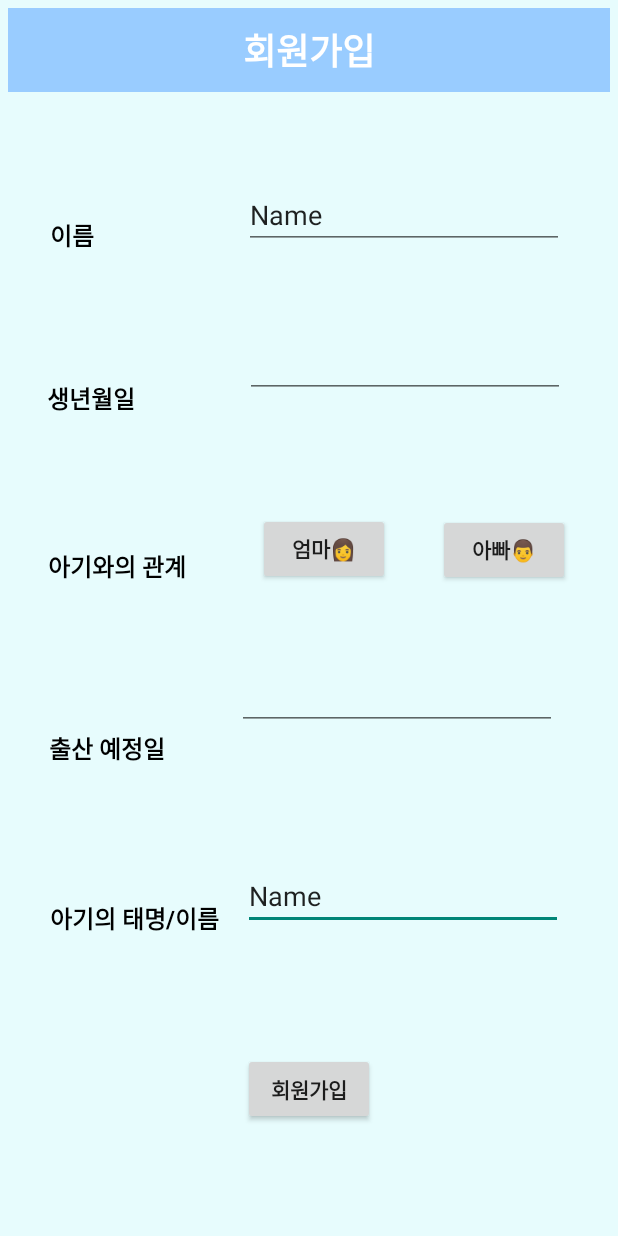
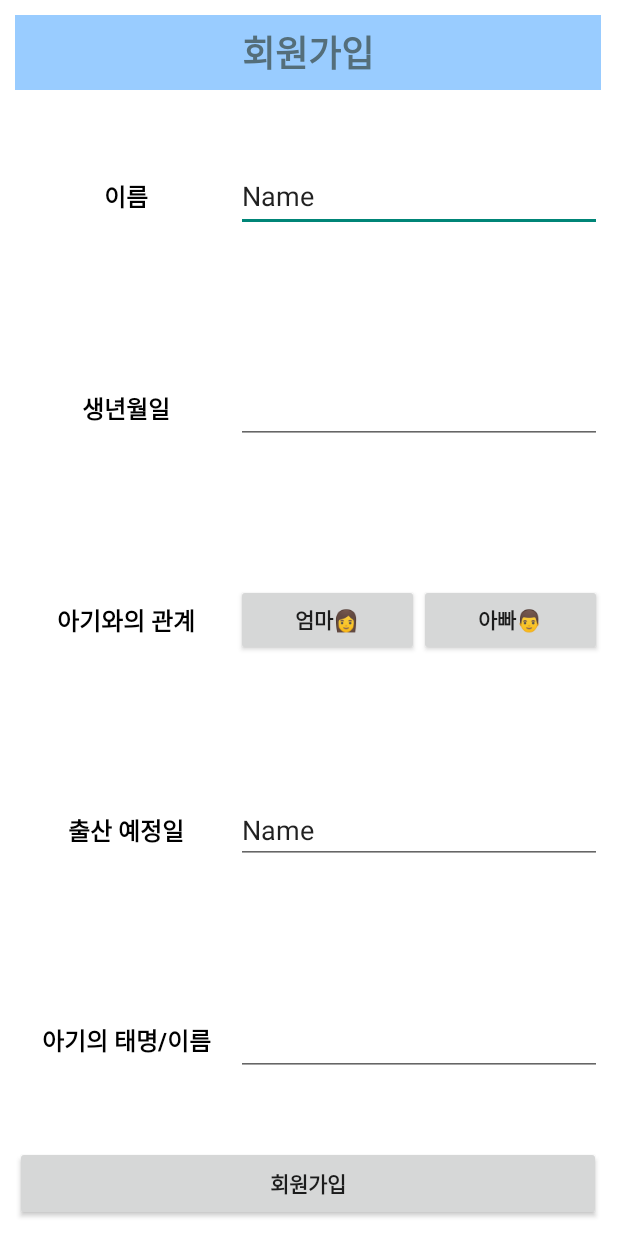
Before and after one commit to LeeSeunghyeeon/2021_IndustrialProject-2, an Android app: the layout activity_sing_up2.xml on its own in the app's theme, with its tools: preview values and no code run, on a phone screen of 412 x 824 dp. Run offline under Robolectric (Android 15) with nearby library versions, the phone set to English and light mode, and no system bars.

Commit message:
UI 오류 수정

```diff
--- a/app/src/main/AndroidManifest.xml
+++ b/app/src/main/AndroidManifest.xml
@@ -10,11 +10,11 @@
         android:supportsRtl="true"
         android:theme="@style/Theme.Welt">
         <activity
-            android:name=".SingUpActivity2"
+            android:name=".MainActivity"
             android:exported="true" />
 
         <activity
-            android:name=".MainActivity"
+            android:name=".SingUpActivity2"
             android:exported="true">
             <intent-filter>
                 <action android:name="android.intent.action.MAIN" />
--- a/app/src/main/java/com/example/welt/SingUpActivity2.kt
+++ b/app/src/main/java/com/example/welt/SingUpActivity2.kt
@@ -1,11 +1,26 @@
 package com.example.welt
 
+import android.content.Intent
 import androidx.appcompat.app.AppCompatActivity
 import android.os.Bundle
+import com.example.welt.databinding.ActivityMainBinding
+import com.example.welt.databinding.ActivitySingUp2Binding
 
 class SingUpActivity2 : AppCompatActivity() {
+    lateinit var binding: ActivitySingUp2Binding
+
     override fun onCreate(savedInstanceState: Bundle?) {
         super.onCreate(savedInstanceState)
-        setContentView(R.layout.activity_sing_up2)
+        binding = ActivitySingUp2Binding.inflate(layoutInflater)
+        setContentView(binding.root)
+
+        init()
+    }
+
+    private fun init(){
+       binding.button7.setOnClickListener({
+           val intent = Intent(this, MainActivity::class.java)
+           startActivity(intent)
+       })
     }
 }
--- a/app/src/main/res/layout/activity_sing_up2.xml
+++ b/app/src/main/res/layout/activity_sing_up2.xml
@@ -11,207 +11,191 @@
     <FrameLayout
         android:id="@+id/frameLayout"
         android:layout_width="match_parent"
-        android:layout_height="wrap_content"
-        app:layout_constraintEnd_toEndOf="parent"
-        app:layout_constraintStart_toStartOf="parent"
-        app:layout_constraintTop_toTopOf="parent"
-        tools:background="@color/white" />
+        android:layout_height="match_parent"
+        tools:background="@color/white"
+        tools:ignore="MissingConstraints">
+
+        <TableLayout
+            android:layout_width="match_parent"
+            android:layout_height="match_parent"
+            android:layout_margin="10dp"
+            android:orientation="vertical"
+            android:stretchColumns="*"
+            >
+
+            <TableRow
+                android:layout_width="match_parent"
+                android:layout_height="match_parent">
 
                 <TextView
                     android:id="@+id/textView4"
                     android:layout_width="match_parent"
-        android:layout_height="wrap_content"
-        android:layout_margin="5dp"
-        android:layout_marginEnd="4dp"
+                    android:layout_height="50dp"
+                    android:layout_span="3"
                     android:background="#99CCFF"
-        android:padding="10dp"
+                    android:gravity="center"
                     android:text="회원가입"
-        android:textAlignment="center"
-        android:textColor="#FFFFFF"
+                    android:textColor="#546E7A"
                     android:textSize="24sp"
-        android:textStyle="bold"
-        app:layout_constraintEnd_toEndOf="parent"
-        app:layout_constraintStart_toStartOf="parent"
-        app:layout_constraintTop_toTopOf="parent" />
+                    android:textStyle="bold" />
+            </TableRow>
 
+            <TableRow
+                android:layout_width="match_parent"
+                android:layout_height="0dp"
+                android:layout_weight="1"
+                android:gravity="center">
 
                 <TextView
                     android:id="@+id/textView5"
                     android:layout_width="wrap_content"
                     android:layout_height="wrap_content"
-        android:layout_marginStart="34dp"
-        android:layout_marginTop="75dp"
-        android:layout_marginEnd="100dp"
-        android:layout_marginBottom="77dp"
+                    android:gravity="center"
                     android:text="이름"
                     android:textColor="#000000"
                     android:textSize="16sp"
-        android:textStyle="bold"
-        app:layout_constraintBottom_toTopOf="@+id/textView6"
-        app:layout_constraintEnd_toStartOf="@+id/editTextTextPersonName3"
-        app:layout_constraintStart_toStartOf="parent"
-        app:layout_constraintTop_toBottomOf="@+id/textView4" />
+                    android:textStyle="bold" />
+
+                <EditText
+                    android:id="@+id/editTextTextPersonName3"
+                    android:layout_width="wrap_content"
+                    android:layout_height="wrap_content"
+                    android:layout_span="2"
+                    android:ems="10"
+                    android:inputType="textPersonName"
+                    android:minHeight="48dp"
+                    android:text="Name" />
+            </TableRow>
+
+            <TableRow
+                android:layout_width="match_parent"
+                android:layout_height="0dp"
+                android:layout_weight="1"
+                android:gravity="center">
+
+                <TextView
+                    android:id="@+id/textView6"
+                    android:layout_width="wrap_content"
+                    android:layout_height="wrap_content"
+                    android:gravity="center"
+                    android:text="생년월일"
+                    android:textColor="#000000"
+                    android:textSize="16sp"
+                    android:textStyle="bold" />
+
+                <EditText
+                    android:id="@+id/editTextDate3"
+                    android:layout_width="wrap_content"
+                    android:layout_height="wrap_content"
+                    android:layout_span="2"
+                    android:ems="10"
+                    android:inputType="date"
+                    android:minHeight="48dp"
+                    tools:ignore="SpeakableTextPresentCheck" />
+            </TableRow>
+
+            <TableRow
+                android:layout_width="match_parent"
+                android:layout_height="0dp"
+                android:layout_weight="1"
+                android:gravity="center">
+
+                <TextView
+                    android:id="@+id/textView7"
+                    android:layout_width="wrap_content"
+                    android:layout_height="wrap_content"
+                    android:gravity="center"
+                    android:text="아기와의 관계"
+                    android:textColor="#000000"
+                    android:textSize="16sp"
+                    android:textStyle="bold" />
+
+                <Button
+                    android:id="@+id/button5"
+                    android:layout_width="wrap_content"
+                    android:layout_height="wrap_content"
+                    android:layout_span="1"
+                    android:text="엄마👩"
+                    android:textStyle="bold" />
+
+                <Button
+                    android:id="@+id/button6"
+                    android:layout_width="wrap_content"
+                    android:layout_height="wrap_content"
+                    android:layout_span="1"
+                    android:text="아빠👨"
+                    android:textStyle="bold" />
+            </TableRow>
+
+            <TableRow
+                android:layout_width="match_parent"
+                android:layout_height="0dp"
+                android:layout_weight="1"
+                android:gravity="center">
 
                 <TextView
                     android:id="@+id/textView8"
                     android:layout_width="wrap_content"
                     android:layout_height="wrap_content"
-        android:layout_marginStart="16dp"
-        android:layout_marginEnd="32dp"
-        android:layout_marginBottom="32dp"
+                    android:gravity="center"
                     android:text="출산 예정일"
                     android:textColor="#000000"
                     android:textSize="16sp"
-        android:textStyle="bold"
-        app:layout_constraintBottom_toTopOf="@+id/textView9"
-        app:layout_constraintEnd_toStartOf="@+id/editTextDate3"
-        app:layout_constraintStart_toStartOf="parent"
-        app:layout_constraintTop_toBottomOf="@+id/editTextDate3"
-        app:layout_constraintVertical_bias="0.0" />
+                    android:textStyle="bold" />
 
-    <TextView
-        android:id="@+id/textView7"
+                <EditText
+                    android:id="@+id/editTextTextPersonName4"
                     android:layout_width="wrap_content"
-        android:layout_height="wrap_content"
-        android:layout_marginTop="80dp"
-        android:layout_marginBottom="90dp"
-        android:text="아기와의 관계"
-        android:textColor="#000000"
-        android:textSize="16sp"
-        android:textStyle="bold"
-        app:layout_constraintBottom_toTopOf="@+id/textView8"
-        app:layout_constraintEnd_toStartOf="@+id/button5"
-        app:layout_constraintStart_toStartOf="parent"
-        app:layout_constraintTop_toBottomOf="@+id/textView6"
-        app:layout_constraintVertical_bias="0.0" />
+                    android:layout_span="2"
+                    android:ems="10"
+                    android:inputType="textPersonName"
+                    android:text="Name"
+                    tools:ignore="TouchTargetSizeCheck" />
+
+            </TableRow>
+
+            <TableRow
+                android:layout_width="match_parent"
+                android:layout_height="0dp"
+                android:layout_weight="1"
+                android:gravity="center">
 
                 <TextView
                     android:id="@+id/textView9"
                     android:layout_width="wrap_content"
                     android:layout_height="wrap_content"
-        android:layout_marginStart="34dp"
-        android:layout_marginTop="57dp"
-        android:layout_marginBottom="200dp"
+                    android:gravity="center"
                     android:text="아기의 태명/이름"
                     android:textColor="#000000"
                     android:textSize="16sp"
-        android:textStyle="bold"
-        app:layout_constraintBottom_toBottomOf="parent"
-        app:layout_constraintEnd_toStartOf="@+id/editTextTextPersonName4"
-        app:layout_constraintStart_toStartOf="parent"
-        app:layout_constraintTop_toBottomOf="@+id/textView8" />
-
-    <EditText
-        android:id="@+id/editTextTextPersonName4"
-        android:layout_width="wrap_content"
-        android:layout_height="45dp"
-        android:layout_marginStart="16dp"
-        android:layout_marginEnd="37dp"
-        android:ems="10"
-        android:inputType="textPersonName"
-        android:text="Name"
-        app:layout_constraintBottom_toTopOf="@+id/button7"
-        app:layout_constraintEnd_toEndOf="parent"
-        app:layout_constraintStart_toEndOf="@+id/textView9"
-        app:layout_constraintTop_toBottomOf="@+id/editTextDate3" />
-
-    <TextView
-        android:id="@+id/textView6"
-        android:layout_width="wrap_content"
-        android:layout_height="wrap_content"
-        android:layout_marginStart="32dp"
-        android:text="생년월일"
-        android:textColor="#000000"
-        android:textSize="16sp"
-        android:textStyle="bold"
-        app:layout_constraintBottom_toTopOf="@+id/textView7"
-        app:layout_constraintEnd_toStartOf="@+id/editTextDate2"
-        app:layout_constraintStart_toStartOf="parent"
-        app:layout_constraintTop_toBottomOf="@+id/textView5" />
+                    android:textStyle="bold" />
 
                 <EditText
                     android:id="@+id/editTextDate2"
                     android:layout_width="wrap_content"
                     android:layout_height="wrap_content"
-        android:layout_marginStart="73dp"
-        android:layout_marginEnd="36dp"
-        android:layout_marginBottom="73dp"
+                    android:layout_span="2"
                     android:ems="10"
                     android:inputType="date"
-        app:layout_constraintBottom_toTopOf="@+id/button5"
-        app:layout_constraintEnd_toEndOf="parent"
-        app:layout_constraintHorizontal_bias="1.0"
-        app:layout_constraintStart_toEndOf="@+id/textView6"
-        app:layout_constraintTop_toBottomOf="@+id/editTextTextPersonName3" />
+                    android:minHeight="48dp"
+                    tools:ignore="SpeakableTextPresentCheck" />
 
-    <Button
-        android:id="@+id/button5"
-        android:layout_width="wrap_content"
-        android:layout_height="wrap_content"
-        android:layout_marginStart="16dp"
-        android:text="엄마👩"
-        android:textStyle="bold"
-        app:layout_constraintBottom_toTopOf="@+id/editTextDate3"
-        app:layout_constraintEnd_toStartOf="@+id/button6"
-        app:layout_constraintStart_toEndOf="@+id/textView7"
-        app:layout_constraintTop_toBottomOf="@+id/editTextDate2" />
+            </TableRow>
 
-    <Button
-        android:id="@+id/button6"
-        android:layout_width="wrap_content"
-        android:layout_height="wrap_content"
-        android:text="아빠👨"
-        android:textStyle="bold"
-        app:layout_constraintBottom_toTopOf="@+id/editTextDate3"
-        app:layout_constraintEnd_toEndOf="parent"
-        app:layout_constraintStart_toEndOf="@+id/button5"
-        app:layout_constraintTop_toBottomOf="@+id/editTextDate2"
-        app:layout_constraintVertical_bias="0.603" />
+            <TableRow
+                android:layout_width="match_parent"
+                android:layout_height="wrap_content">
 
                 <Button
                     android:id="@+id/button7"
                     android:layout_width="wrap_content"
-        android:layout_height="wrap_content"
-        android:layout_marginStart="162dp"
-        android:layout_marginTop="57dp"
-        android:layout_marginEnd="162dp"
-        android:layout_marginBottom="50dp"
+                    android:layout_height="50dp"
+                    android:layout_span="3"
                     android:text="회원가입"
-        android:textStyle="bold"
-        app:layout_constraintBottom_toBottomOf="parent"
-        app:layout_constraintEnd_toEndOf="parent"
-        app:layout_constraintStart_toStartOf="parent"
-        app:layout_constraintTop_toBottomOf="@+id/editTextTextPersonName4" />
-
-    <EditText
-        android:id="@+id/editTextTextPersonName3"
-        android:layout_width="wrap_content"
-        android:layout_height="wrap_content"
-        android:layout_marginTop="56dp"
-        android:layout_marginEnd="37dp"
-        android:layout_marginBottom="50dp"
-        android:ems="10"
-        android:inputType="textPersonName"
-        android:text="Name"
-        app:layout_constraintBottom_toTopOf="@+id/editTextDate2"
-        app:layout_constraintEnd_toEndOf="parent"
-        app:layout_constraintStart_toEndOf="@+id/textView5"
-        app:layout_constraintTop_toBottomOf="@+id/textView4"
-        app:layout_constraintVertical_bias="0.0" />
-
-    <EditText
-        android:id="@+id/editTextDate3"
-        android:layout_width="wrap_content"
-        android:layout_height="wrap_content"
-        android:layout_marginTop="48dp"
-        android:layout_marginEnd="24dp"
-        android:layout_marginBottom="64dp"
-        android:ems="10"
-        android:inputType="date"
-        app:layout_constraintBottom_toTopOf="@+id/editTextTextPersonName4"
-        app:layout_constraintEnd_toEndOf="parent"
-        app:layout_constraintStart_toEndOf="@+id/textView8"
-        app:layout_constraintTop_toBottomOf="@+id/button5" />
+                    android:textStyle="bold" />
+            </TableRow>
+        </TableLayout>
+    </FrameLayout>
 
 
 </androidx.constraintlayout.widget.ConstraintLayout>
--- a/app/src/main/res/layout/fragment_content.xml
+++ b/app/src/main/res/layout/fragment_content.xml
@@ -5,15 +5,17 @@
     android:layout_width="match_parent"
     android:layout_height="match_parent"
     tools:context=".MainActivity">
+
     <RelativeLayout
         android:layout_width="match_parent"
         android:layout_height="match_parent">
+
         <TableLayout
             android:layout_width="match_parent"
             android:layout_height="wrap_content">
 
             <TableRow
-                android:layout_width="wrap_content"
+                android:layout_width="match_parent"
                 android:layout_height="wrap_content">
 
                 <TextView
@@ -35,16 +37,19 @@
                     android:id="@+id/editTextNumber"
                     android:layout_width="48dp"
                     android:layout_height="wrap_content"
+                    android:layout_column="1"
                     android:layout_margin="10dp"
                     android:ems="10"
                     android:inputType="number"
                     android:text="00"
                     android:textSize="24sp"
                     tools:ignore="TouchTargetSizeCheck" />
+
                 <TextView
                     android:id="@+id/textView6"
                     android:layout_width="wrap_content"
                     android:layout_height="wrap_content"
+                    android:layout_column="2"
                     android:layout_margin="10dp"
                     android:text="일 남았습니다."
                     android:textSize="24sp" />
@@ -54,7 +59,7 @@
         <TableLayout
             android:layout_width="match_parent"
             android:layout_height="wrap_content"
-            android:layout_marginTop="150dp">
+            android:layout_marginTop="130dp">
 
             <TableRow
                 android:layout_width="match_parent"
@@ -71,14 +76,14 @@
 
             <TableRow
                 android:layout_width="match_parent"
-                android:layout_height="match_parent" >
+                android:layout_height="match_parent">
 
                 <ImageView
                     android:id="@+id/imageView2"
                     android:layout_width="364dp"
                     android:layout_height="240dp"
                     android:layout_margin="10dp"
-                    tools:srcCompat="@tools:sample/avatars" />
+                    android:src="@drawable/img" />
             </TableRow>
 
         </TableLayout>
@@ -86,32 +91,35 @@
         <TableLayout
             android:layout_width="match_parent"
             android:layout_height="wrap_content"
-            android:layout_marginTop="450dp"
-            android:stretchColumns="0,1,2,3">
+            android:layout_marginTop="440dp"
+            android:stretchColumns="*">
 
             <TableRow
                 android:layout_width="match_parent"
-                android:layout_height="match_parent" >
+                android:layout_height="match_parent">
 
                 <TextView
                     android:id="@+id/textView8"
                     android:layout_width="match_parent"
                     android:layout_height="wrap_content"
+                    android:layout_margin="10dp"
                     android:layout_span="2"
-                    android:layout_margin="10dp"
                     android:text="태교에 도움이 되는 콘텐츠"
                     android:textSize="24sp" />
             </TableRow>
 
             <TableRow
                 android:layout_width="match_parent"
-                android:layout_height="match_parent" >
+                android:layout_height="match_parent"
+                android:gravity="center">
 
                 <Button
                     android:id="@+id/button5"
                     android:layout_width="match_parent"
                     android:layout_height="100dp"
                     android:layout_margin="10dp"
+                    android:foregroundGravity="center"
+                    android:gravity="center"
                     android:text="마음챙김 영상" />
 
                 <Button
@@ -119,12 +127,15 @@
                     android:layout_width="match_parent"
                     android:layout_height="100dp"
                     android:layout_margin="10dp"
+                    android:foregroundGravity="center"
+                    android:gravity="center"
                     android:text="고위험 임신군 \n위험도 측정" />
             </TableRow>
 
             <TableRow
                 android:layout_width="match_parent"
-                android:layout_height="match_parent" >
+                android:layout_height="127dp"
+                android:gravity="center">
 
                 <Button
                     android:id="@+id/button7"
@@ -144,6 +155,4 @@
     </RelativeLayout>
 
 
-
-
 </ScrollView>
--- a/app/src/main/res/layout/fragment_mission.xml
+++ b/app/src/main/res/layout/fragment_mission.xml
@@ -137,12 +137,11 @@
                     android:layout_span="2"
                     android:layout_margin="10dp"
                     android:background="#94ADEC"
-                    android:text="섭취 칼로리 \n 10000 / 12000" />
+                    android:text="섭취 칼로리 \n 1000 / 1200" />
             </TableRow>
 
         </TableLayout>
     </FrameLayout>
 
 
-
 </ScrollView>
```
Also changed, not shown: app/src/main/res/drawable-v24/img.png (added). Lines whose indentation alone changed are shown as unchanged.
